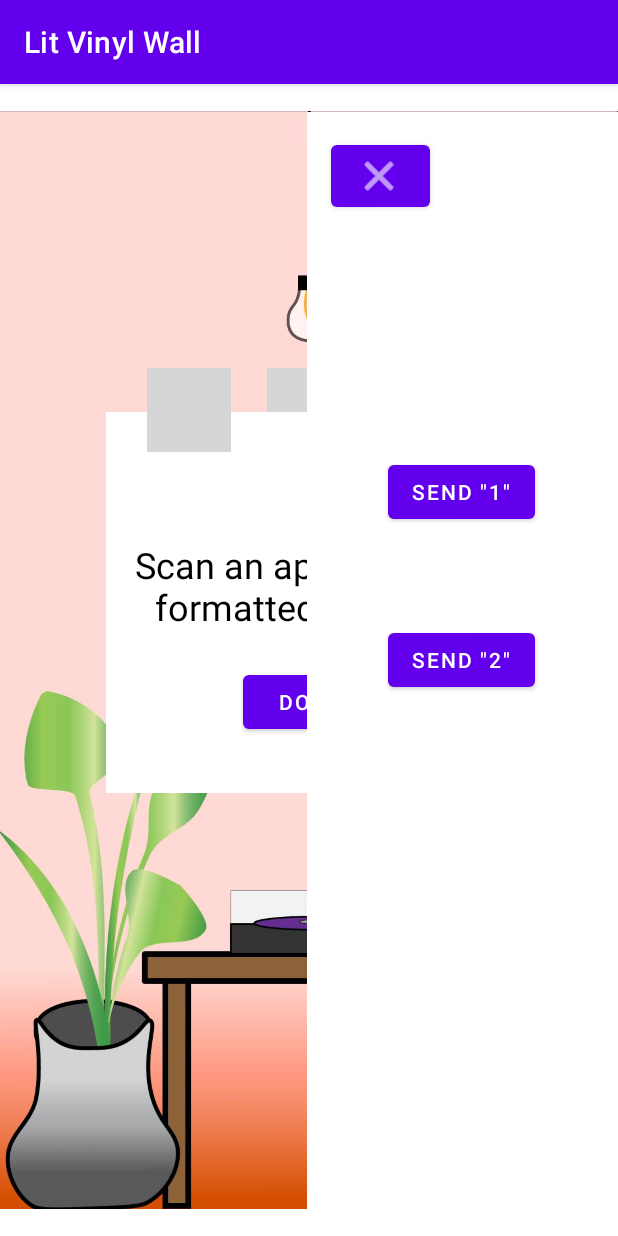
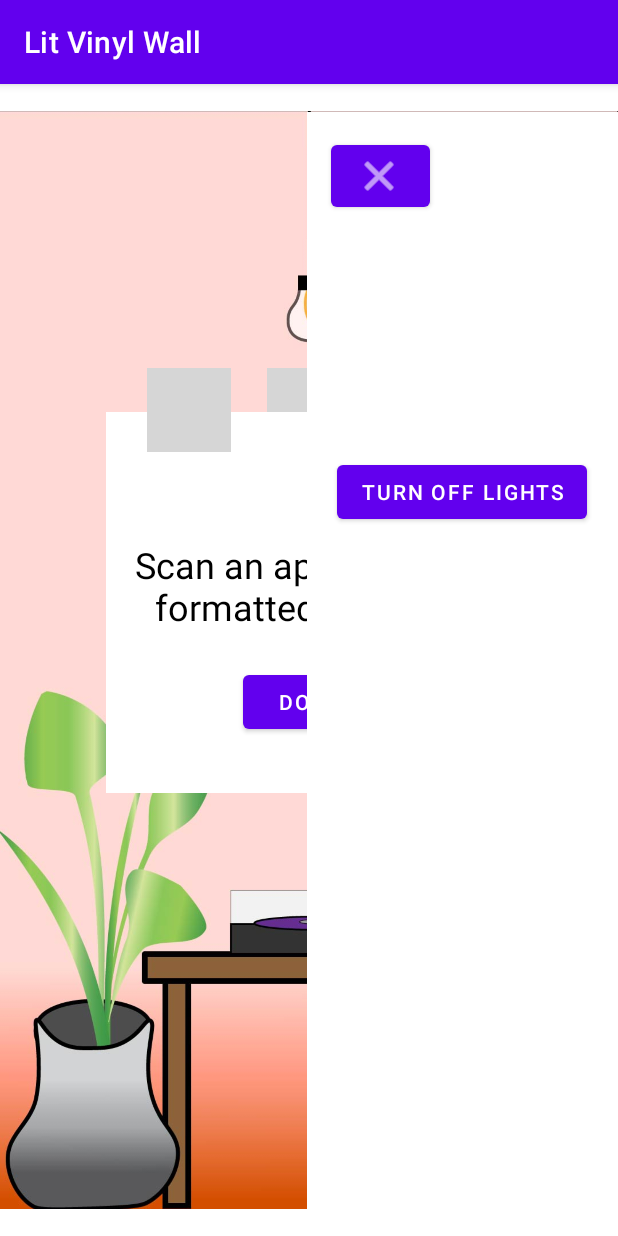
Before and after one commit to sastorer/VinylWallApp, an Android app: the screen it shows after launch (MainActivity), after a tap on an icon or button, on a phone screen of 412 x 824 dp. Run offline under Robolectric (Android 15) with nearby library versions, the phone set to English and light mode, and no system bars; our stand-ins replace Picasso, Room's generated code; libraries missing offline, so code that uses them is left out: com.hivemq.client, com.spotify.android; pictures from the network do not load; 3 statements that could not run were skipped; 1 other tap on this screen came first; grey boxes are pictures that could not be loaded.

```diff
--- a/src/app/src/main/java/com/example/litvinylwall/BluetoothFragment.kt
+++ b/src/app/src/main/java/com/example/litvinylwall/BluetoothFragment.kt
@@ -29,6 +29,11 @@ class BluetoothFragment : Fragment() {
         super.onCreate(savedInstanceState)
     }
 
+    val client = Mqtt5Client.builder()
+        .identifier(UUID.randomUUID().toString())
+        .serverHost("test.mosquitto.org")
+        .buildBlocking()
+
     override fun onCreateView(
         inflater: LayoutInflater, container: ViewGroup?,
         savedInstanceState: Bundle?
@@ -37,7 +42,6 @@ class BluetoothFragment : Fragment() {
         // Inflate the layout for this fragment
         val view = inflater.inflate(R.layout.fragment_bluetooth, container, false)
         val button1 = view.findViewById<Button>(R.id.button_select1)
-        val button2 = view.findViewById<Button>(R.id.button_select2)
         val closeButtonFrag = view.findViewById<Button>(R.id.button_closeFrag)
 
         closeButtonFrag.setOnClickListener {
@@ -45,22 +49,11 @@ class BluetoothFragment : Fragment() {
             manager.beginTransaction().remove(this).commit()
         }
 
-        val client = Mqtt5Client.builder()
-            .identifier(UUID.randomUUID().toString())
-            .serverHost("test.mosquitto.org")
-            .buildBlocking()
-
         client.connect()
 
         button1.setOnClickListener {
             Log.i("Fragment", "Clicked button 1")
-            client.publishWith().topic("which_lights_topic").qos(MqttQos.AT_LEAST_ONCE).payload("1".toByteArray()).send();
-        }
-
-        button2.setOnClickListener {
-            Log.i("Fragment", "Clicked button 2")
-            client.publishWith().topic("which_lights_topic").qos(MqttQos.AT_LEAST_ONCE).payload("2".toByteArray()).send();
-
+            client.publishWith().topic("which_lights_topic").qos(MqttQos.AT_LEAST_ONCE).payload("c".toByteArray()).send()
         }
 
         return view
@@ -78,4 +71,9 @@ class BluetoothFragment : Fragment() {
         fun newInstance() =
             BluetoothFragment().apply {}
     }
+
+    override fun onStop() {
+        client.disconnect()
+        super.onStop()
+    }
 }
--- a/src/app/src/main/java/com/example/litvinylwall/MainActivity.kt
+++ b/src/app/src/main/java/com/example/litvinylwall/MainActivity.kt
@@ -730,9 +730,9 @@ class MainActivity : AppCompatActivity() {
     }
 
     override fun onDestroy() {
-        super.onDestroy()
         spotifyAppRemote?.let {
             SpotifyAppRemote.disconnect(it)
         }
+        super.onDestroy()
     }
 }
--- a/src/app/src/main/res/layout/fragment_bluetooth.xml
+++ b/src/app/src/main/res/layout/fragment_bluetooth.xml
@@ -16,21 +16,7 @@
         android:layout_marginTop="229dp"
         android:layout_marginEnd="55dp"
         android:layout_marginBottom="454dp"
-        android:text="Send &quot;1&quot;"
-        app:layout_constraintBottom_toBottomOf="parent"
-        app:layout_constraintEnd_toEndOf="parent"
-        app:layout_constraintStart_toStartOf="parent"
-        app:layout_constraintTop_toTopOf="parent" />
-
-    <Button
-        android:id="@+id/button_select2"
-        android:layout_width="wrap_content"
-        android:layout_height="wrap_content"
-        android:layout_marginStart="54dp"
-        android:layout_marginTop="341dp"
-        android:layout_marginEnd="55dp"
-        android:layout_marginBottom="342dp"
-        android:text="Send &quot;2&quot;"
+        android:text="Turn Off Lights"
         app:layout_constraintBottom_toBottomOf="parent"
         app:layout_constraintEnd_toEndOf="parent"
         app:layout_constraintStart_toStartOf="parent"
```
Also changed, not shown: 1 other file.
